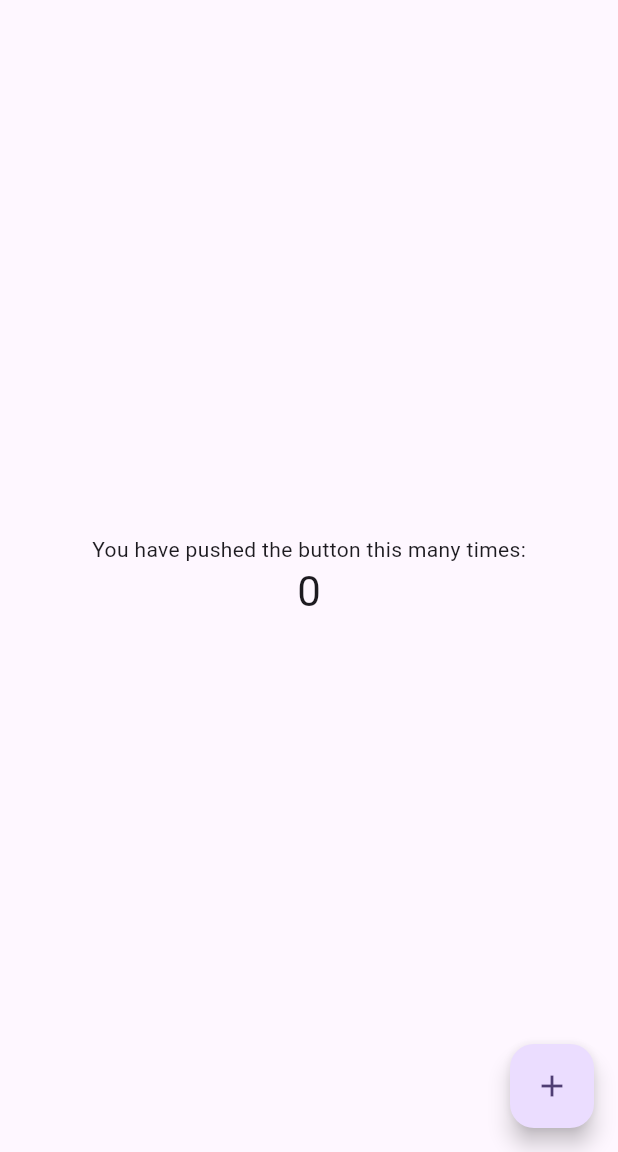
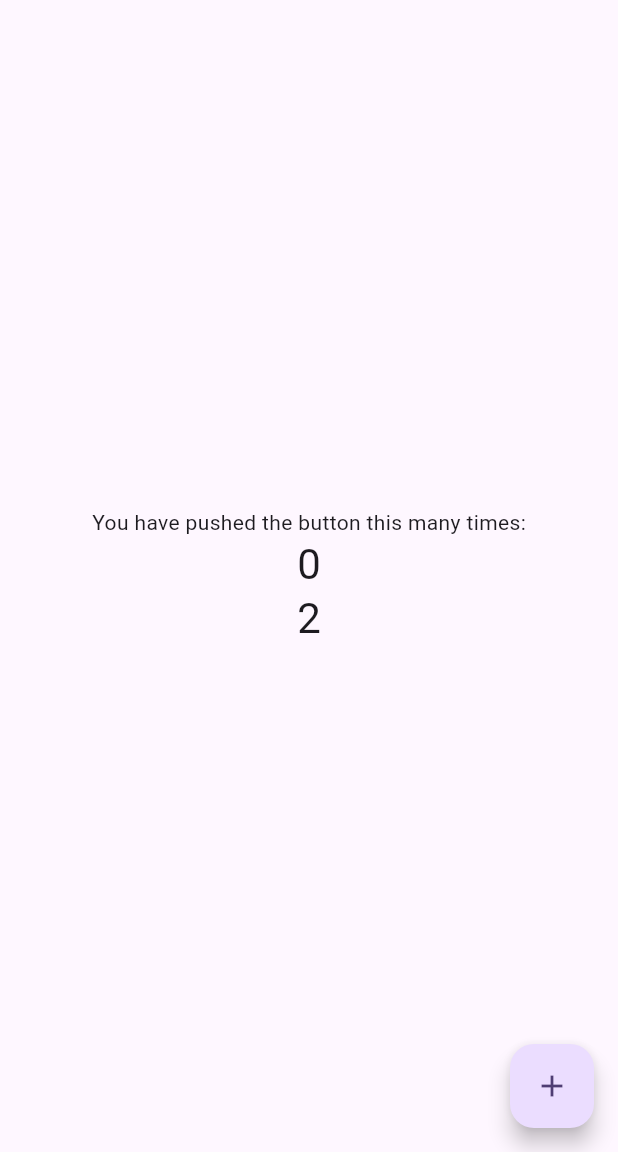
Before and after one commit to yousefhasan514/test, a Flutter app: the screen it shows after launch, on a phone screen of 412 x 824 dp, the part 84-1236 px from its top. Run offline on Flutter 3.47's test engine with Material 3 defaults, Android fonts, the phone set to English and light mode, and no system bars.

Commit message:
using _new variable

```diff
--- a/lib/main.dart
+++ b/lib/main.dart
@@ -34,6 +34,7 @@ class _MyHomePageState extends State<MyHomePage> {
   void _incrementCounter() {
     setState(() {
       _counter++;
+      _new++;
     });
   }
 
@@ -55,6 +56,10 @@ class _MyHomePageState extends State<MyHomePage> {
               '$_counter',
               style: Theme.of(context).textTheme.headlineMedium,
             ),
+            Text(
+              '$_new',
+              style: Theme.of(context).textTheme.headlineMedium,
+            ),
           ],
         ),
       ),
```
